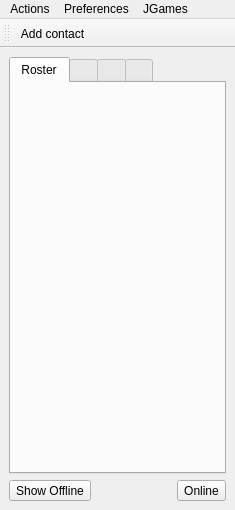
Old version of the form mainwindow.ui in the repository xmpp-graveyard/jabbim.
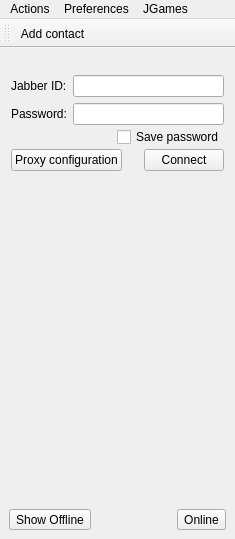
New version of the form. Icons and pictures are not drawn.

```diff
--- a/mainwindow.ui
+++ b/mainwindow.ui
@@ -6,7 +6,7 @@
     <x>0</x>
     <y>0</y>
     <width>235</width>
-    <height>510</height>
+    <height>539</height>
    </rect>
   </property>
   <property name="windowTitle" >
@@ -24,6 +24,19 @@
      <number>6</number>
     </property>
     <item row="0" column="0" >
+     <widget class="QStackedWidget" name="stackedWidget" >
+      <property name="currentIndex" >
+       <number>1</number>
+      </property>
+      <widget class="QWidget" name="page" >
+       <layout class="QGridLayout" >
+        <property name="margin" >
+         <number>2</number>
+        </property>
+        <property name="spacing" >
+         <number>0</number>
+        </property>
+        <item row="0" column="0" >
      <widget class="QTabWidget" name="tabWidget" >
       <property name="tabPosition" >
        <enum>QTabWidget::North</enum>
@@ -35,14 +48,14 @@
        <attribute name="title" >
         <string>Roster</string>
        </attribute>
-       <layout class="QVBoxLayout" >
+           <layout class="QGridLayout" >
         <property name="margin" >
          <number>0</number>
         </property>
         <property name="spacing" >
          <number>0</number>
         </property>
-        <item>
+            <item row="0" column="0" >
          <widget class="QWidget" native="1" name="rosterWidget" />
         </item>
        </layout>
@@ -313,6 +326,160 @@
          <widget class="QPushButton" name="manageBookmarks" >
           <property name="text" >
            <string>Manage bookmarks</string>
+              </property>
+             </widget>
+            </item>
+           </layout>
+          </widget>
+         </widget>
+        </item>
+       </layout>
+      </widget>
+      <widget class="QWidget" name="page_2" >
+       <layout class="QGridLayout" >
+        <property name="margin" >
+         <number>2</number>
+        </property>
+        <property name="spacing" >
+         <number>2</number>
+        </property>
+        <item row="2" column="0" >
+         <spacer>
+          <property name="orientation" >
+           <enum>Qt::Horizontal</enum>
+          </property>
+          <property name="sizeHint" >
+           <size>
+            <width>101</width>
+            <height>20</height>
+           </size>
+          </property>
+         </spacer>
+        </item>
+        <item row="2" column="1" >
+         <widget class="QCheckBox" name="savePassword" >
+          <property name="layoutDirection" >
+           <enum>Qt::LeftToRight</enum>
+          </property>
+          <property name="text" >
+           <string>Save password</string>
+          </property>
+         </widget>
+        </item>
+        <item row="4" column="1" >
+         <spacer>
+          <property name="orientation" >
+           <enum>Qt::Vertical</enum>
+          </property>
+          <property name="sizeHint" >
+           <size>
+            <width>20</width>
+            <height>161</height>
+           </size>
+          </property>
+         </spacer>
+        </item>
+        <item row="3" column="0" colspan="2" >
+         <layout class="QHBoxLayout" >
+          <property name="margin" >
+           <number>0</number>
+          </property>
+          <property name="spacing" >
+           <number>6</number>
+          </property>
+          <item>
+           <widget class="QPushButton" name="proxy" >
+            <property name="text" >
+             <string>Proxy configuration</string>
+            </property>
+           </widget>
+          </item>
+          <item>
+           <spacer>
+            <property name="orientation" >
+             <enum>Qt::Horizontal</enum>
+            </property>
+            <property name="sizeHint" >
+             <size>
+              <width>20</width>
+              <height>20</height>
+             </size>
+            </property>
+           </spacer>
+          </item>
+          <item>
+           <widget class="QPushButton" name="connect" >
+            <property name="text" >
+             <string>Connect</string>
+            </property>
+           </widget>
+          </item>
+         </layout>
+        </item>
+        <item row="1" column="0" colspan="2" >
+         <layout class="QHBoxLayout" >
+          <property name="margin" >
+           <number>0</number>
+          </property>
+          <property name="spacing" >
+           <number>6</number>
+          </property>
+          <item>
+           <layout class="QVBoxLayout" >
+            <property name="margin" >
+             <number>0</number>
+            </property>
+            <property name="spacing" >
+             <number>6</number>
+            </property>
+            <item>
+             <widget class="QLabel" name="label_8" >
+              <property name="text" >
+               <string>Jabber ID:</string>
+              </property>
+             </widget>
+            </item>
+            <item>
+             <widget class="QLabel" name="label_9" >
+              <property name="text" >
+               <string>Password:</string>
+              </property>
+             </widget>
+            </item>
+           </layout>
+          </item>
+          <item>
+           <layout class="QVBoxLayout" >
+            <property name="margin" >
+             <number>0</number>
+            </property>
+            <property name="spacing" >
+             <number>6</number>
+            </property>
+            <item>
+             <widget class="QLineEdit" name="jid_2" />
+            </item>
+            <item>
+             <widget class="QLineEdit" name="password" >
+              <property name="echoMode" >
+               <enum>QLineEdit::Password</enum>
+              </property>
+             </widget>
+            </item>
+           </layout>
+          </item>
+         </layout>
+        </item>
+        <item row="0" column="0" colspan="2" >
+         <widget class="QLabel" name="label_7" >
+          <property name="text" >
+           <string/>
+          </property>
+          <property name="pixmap" >
+           <pixmap>images/logo.png</pixmap>
+          </property>
+          <property name="alignment" >
+           <set>Qt::AlignCenter</set>
           </property>
          </widget>
         </item>
```
Lines whose indentation alone changed are shown as unchanged.
